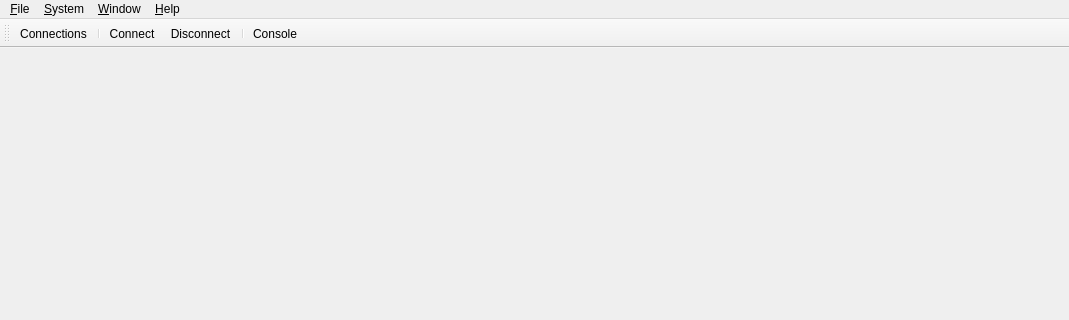
Before: the Qt Designer form projects/ores.qt/application/ui/MainWindow.ui in OreStudio/OreStudio, drawn with Qt 5; both pictures show x 0 to 1069 and y 0 to 320 of the 1069 by 672 pixel window.
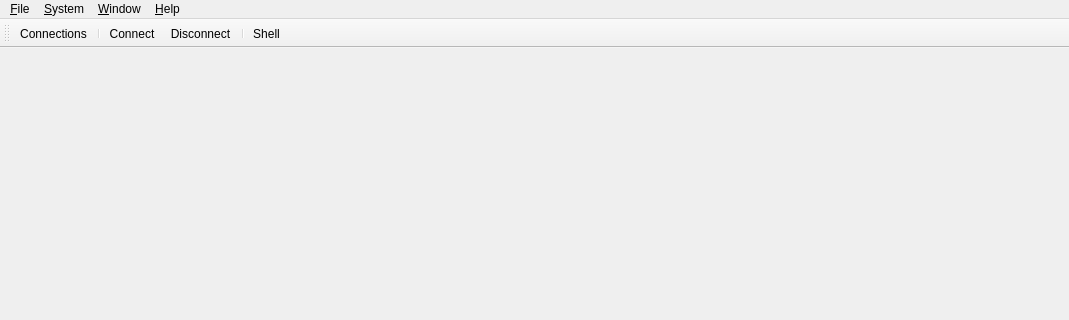
After: the same form once the commit is applied.

Commit message: [ores.qt] Make the shell reachable on a fresh system

```diff
--- a/projects/ores.qt/application/ui/MainWindow.ui
+++ b/projects/ores.qt/application/ui/MainWindow.ui
@@ -200,7 +200,7 @@
   </action>
   <action name="ActionShell">
    <property name="text">
-    <string>&amp;Console...</string>
+    <string>&amp;Shell...</string>
    </property>
    <property name="toolTip">
     <string>Open an interactive console</string>
```
Left out of the diff: 2 changed lines with no effect on the pictures. The commit also changes 3 other files.
